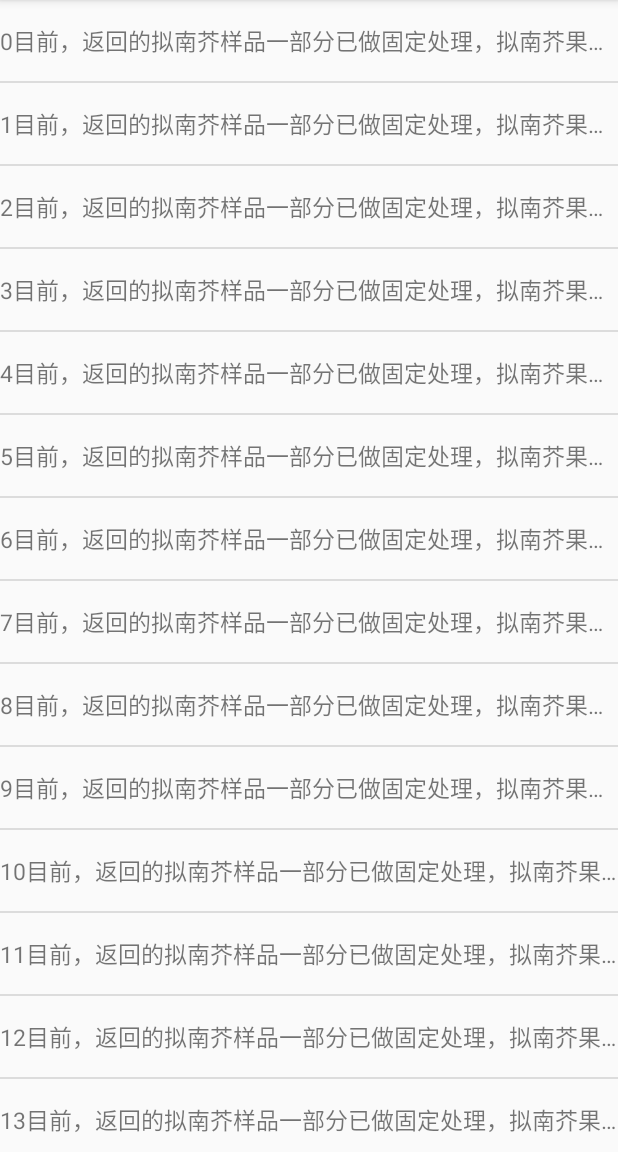
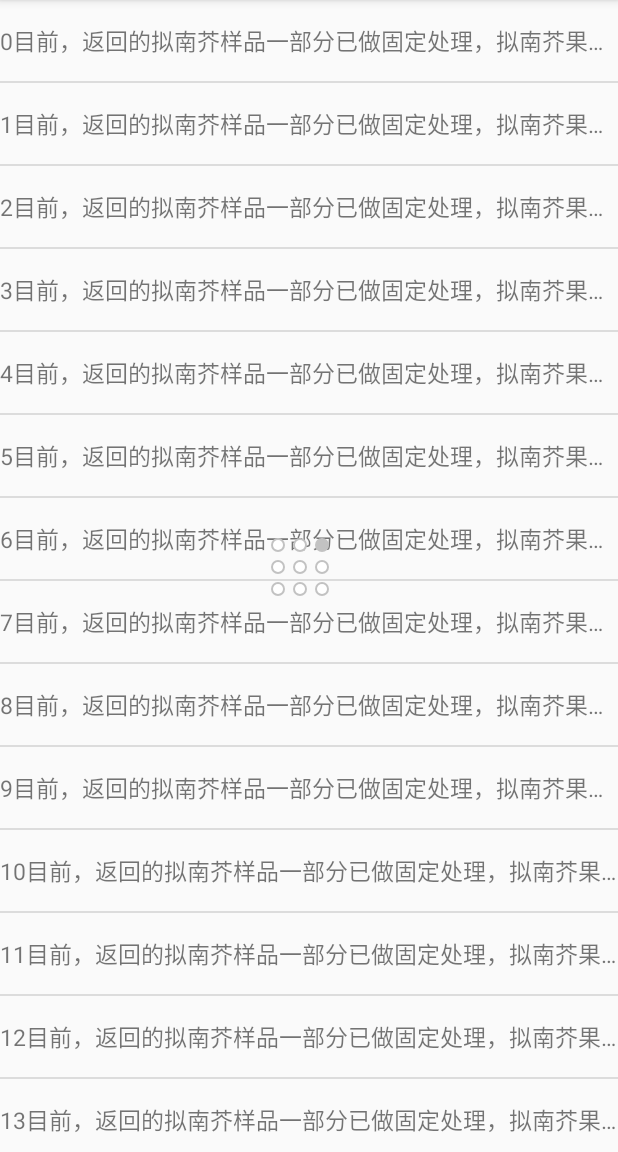
Before and after one commit to boiledwater/demo, an Android app: the screen it shows after launch (MyTransitionActivity), on a phone screen of 412 x 824 dp, the part 84-1236 px from its top. Run offline under Robolectric (Android 15) with nearby library versions, the phone set to English and light mode, and no system bars; libraries missing offline, so code that uses them is left out: com.tencent.bugly; 1 statement that could not run was skipped.

Commit message:
gesture preview

```diff
--- a/app/src/main/AndroidManifest.xml
+++ b/app/src/main/AndroidManifest.xml
@@ -145,10 +145,6 @@
             </intent-filter>
         </activity>
         <activity android:name=".transitionanimator.feed.FeedListActivity">
-            <intent-filter>
-                <action android:name="android.intent.action.MAIN" />
-                <category android:name="android.intent.category.LAUNCHER" />
-            </intent-filter>
         </activity>
         <activity android:name=".transitionanimator.feed.FeedDetailActivity"></activity>
     </application>
--- /dev/null
+++ b/app/src/main/java/com/demo/gesturelock/GesturePreView.java
@@ -0,0 +1,87 @@
+package com.demo.gesturelock;
+
+import android.content.Context;
+import android.graphics.Canvas;
+import android.graphics.Paint;
+import android.util.AttributeSet;
+import android.view.View;
+
+import com.demo.DisplayUtil;
+import com.demo.R;
+
+import java.util.HashMap;
+
+/**
+ * Created by HuLiZhong on 2017/2/14.
+ */
+public class GesturePreView extends View {
+    private HashMap<Integer, Boolean> gesture = new HashMap<>();
+    private int mW;
+    private int mH;
+    private int radius;
+
+    public GesturePreView(Context context) {
+        super(context);
+    }
+
+    public GesturePreView(Context context, AttributeSet attrs) {
+        super(context, attrs);
+    }
+
+    public GesturePreView(Context context, AttributeSet attrs, int defStyleAttr) {
+        super(context, attrs, defStyleAttr);
+    }
+
+    @Override
+    protected void onFinishInflate() {
+        super.onFinishInflate();
+        gesture.put(2, true);
+    }
+
+    @Override
+    protected void onSizeChanged(int w, int h, int oldw, int oldh) {
+        super.onSizeChanged(w, h, oldw, oldh);
+        mW = w;
+        mH = h;
+        radius = (mW - DisplayUtil.dip2px(getContext(), 19.4f)) / 6;
+    }
+
+    @Override
+    protected void onMeasure(int widthMeasureSpec, int heightMeasureSpec) {
+        if (MeasureSpec.getMode(widthMeasureSpec) != MeasureSpec.EXACTLY) {
+            widthMeasureSpec = MeasureSpec.makeMeasureSpec(DisplayUtil.dip2px(getContext(), 50), MeasureSpec.EXACTLY);
+        }
+        if (MeasureSpec.getMode(heightMeasureSpec) != MeasureSpec.EXACTLY) {
+            heightMeasureSpec = MeasureSpec.makeMeasureSpec(DisplayUtil.dip2px(getContext(), 50), MeasureSpec.EXACTLY);
+        }
+        super.onMeasure(widthMeasureSpec, heightMeasureSpec);
+    }
+
+    @Override
+    protected void onDraw(Canvas canvas) {
+        super.onDraw(canvas);
+        float cx;
+        float cy;
+        Paint paint = new Paint();
+
+        for (int i = 0; i < 9; i++) {
+            int line = i % 3;
+            int row = i / 3;
+            cx = (line + 1) * this.radius + line * DisplayUtil.dip2px(getContext(), 9.7f);
+            cy = (row + 1) * this.radius + row * DisplayUtil.dip2px(getContext(), 9.7f);
+
+            paint.setColor(getResources().getColor(R.color.cycle_border));
+            canvas.drawCircle(cx, cy, radius, paint);
+            Boolean heightLight = gesture.get(i);
+            if (heightLight == null || !heightLight) {
+                paint.setColor(getResources().getColor(R.color.cycle_bg));
+                canvas.drawCircle(cx, cy, radius - DisplayUtil.dip2px(getContext(), 1), paint);
+            }
+        }
+    }
+
+    public void set(HashMap<Integer, Boolean> map) {
+        this.gesture = map;
+        invalidate();
+    }
+}
--- a/app/src/main/res/layout/activity_lock.xml
+++ b/app/src/main/res/layout/activity_lock.xml
@@ -1,8 +1,7 @@
 <RelativeLayout xmlns:android="http://schemas.android.com/apk/res/android"
     xmlns:tools="http://schemas.android.com/tools"
     android:layout_width="match_parent"
-    android:layout_height="match_parent"
-    tools:context=".MainActivity" >
+    android:layout_height="match_parent">
 
     <TextView
         android:layout_width="match_parent"
@@ -16,5 +15,4 @@
         android:id="@+id/lock_pattern"
         android:layout_width="match_parent"
         android:layout_height="match_parent" />
-
 </RelativeLayout>
--- a/app/src/main/res/layout/activity_my_transition_main.xml
+++ b/app/src/main/res/layout/activity_my_transition_main.xml
@@ -10,4 +10,9 @@
         android:id="@+id/list"
         android:layout_width="match_parent"
         android:layout_height="match_parent" />
+
+    <com.demo.gesturelock.GesturePreView
+        android:layout_width="50dp"
+        android:layout_height="50dp"
+        android:layout_centerInParent="true" />
 </RelativeLayout>
--- a/app/src/main/res/values/colors.xml
+++ b/app/src/main/res/values/colors.xml
@@ -13,4 +13,6 @@
     <color name="sa_green">#1E9618</color>
     <color name="sa_green_transparent">#801E9618</color>
     <color name="sa_green_dark">#146310</color>
+    <color name="cycle_border">#c2c2c2</color>
+    <color name="cycle_bg">@color/white</color>
 </resources>
```
Also changed, not shown: app/src/main/res/drawable/bottom_line.xml (added, +11 -0 lines), app/src/main/res/layout/line.xml (added, +14 -0 lines), app/src/main/res/drawable/bg_2.png (added), app/src/main/res/drawable/grey_dot.png (added), 1 other file.
